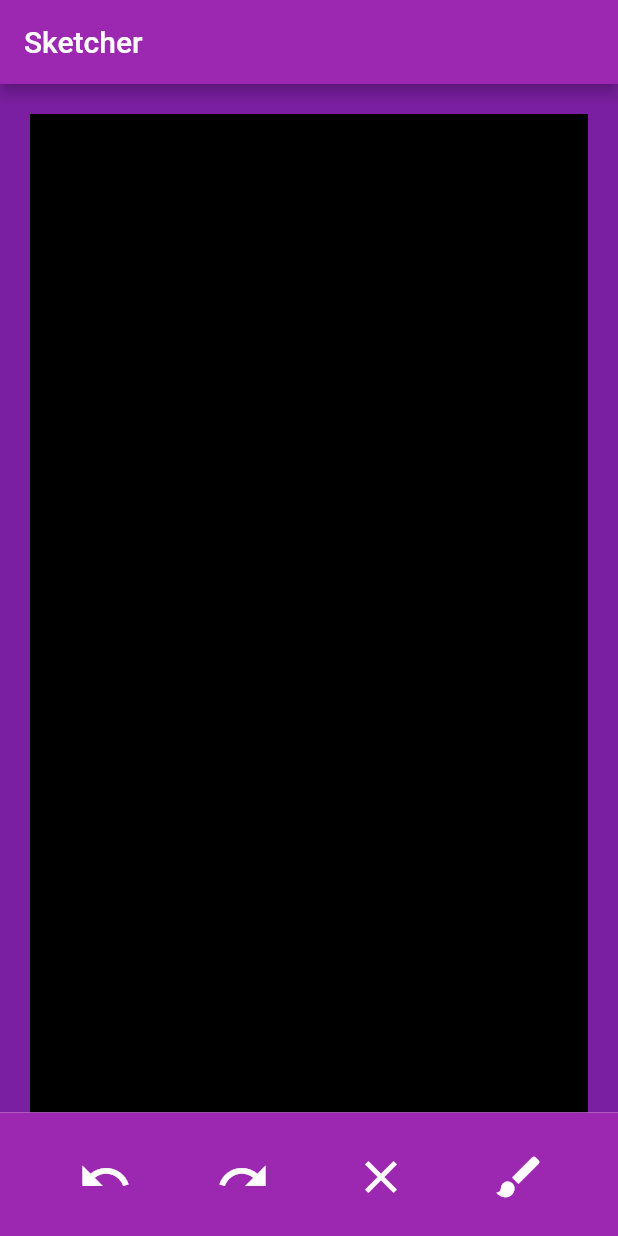
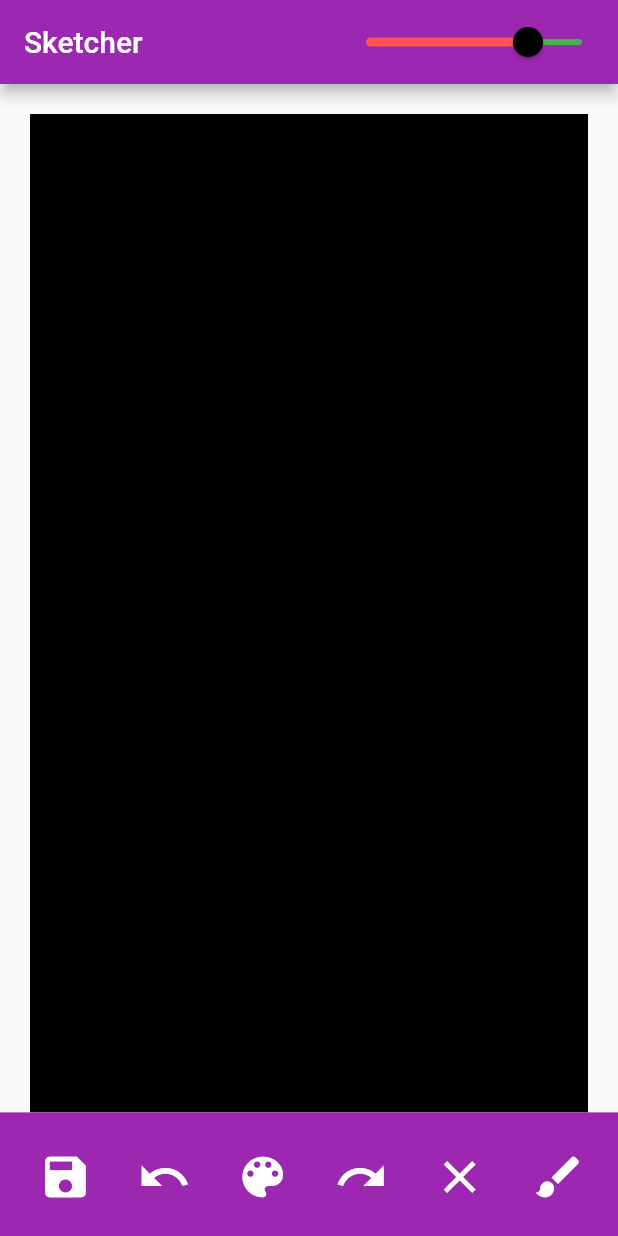
Before and after one commit to NaserElziadna/doddle, a Flutter app: the screen it shows after launch, after a tap on the "clear" icon, on a phone screen of 412 x 824 dp. Run offline on Flutter 3.47's test engine with Material 2 defaults, Android fonts, the phone set to English and light mode, and no system bars; our stand-ins replace bloc, flutter_bloc, flutter_colorpicker, image_gallery_saver.

Commit message:
added draw_controller.dart and implementation add storage permission for ios

```diff
--- a/lib/doddler.dart
+++ b/lib/doddler.dart
@@ -1,10 +1,18 @@
 import 'dart:math';
+import 'dart:typed_data';
+import 'dart:ui' as ui;
+
+import 'package:flutter/material.dart';
+import 'package:flutter/rendering.dart';
+import 'package:flutter_bloc/flutter_bloc.dart';
+import 'package:image_gallery_saver/image_gallery_saver.dart';
+
 import 'package:doddle/doddler_bloc/doddler_event.dart';
-import 'package:flutter/material.dart';
-import 'package:flutter_bloc/flutter_bloc.dart';
+
 import 'doddler_bloc/doddler_bloc.dart';
 import 'doddler_bloc/doddler_state.dart';
-import 'dot.dart';
+import 'point.dart';
+import 'tools_widget.dart';
 
 class Doddler extends StatefulWidget {
   const Doddler({Key? key}) : super(key: key);
@@ -14,21 +22,50 @@ class Doddler extends StatefulWidget {
 }
 
 class _DoddlerState extends State<Doddler> {
-  List<Dot?> points = [];
+  // List<Point?> points = [];
   // List<ByteData?> imgsBytes = [];
+  GlobalKey? globalKey = GlobalKey();
+
+  static Size kCanvasSize = Size.zero;
   double symmetryLines = 0;
 
-  static Size kCanvasSize = Size.zero;
-  // GlobalKey _globalKey = GlobalKey();
+  @override
+  void initState() {
+    BlocProvider.of<DoddlerBloc>(context).add(InitGlobalKeyEvent(globalKey!));
+    super.initState();
+  }
 
   @override
   Widget build(BuildContext context) {
     return BlocConsumer<DoddlerBloc, DoddlerState>(
-      listener: (context, state) {
+      listener: (context, state) {},
+      builder: (context, state) {
+        if (state is UpdateCanvasState) {
+          return Scaffold(
+            appBar: AppBar(
+              title: const Text('Sketcher'),
+              backgroundColor: Colors.purple,
+              actions: [
+                Slider(
+                  value: context.read<DoddlerBloc>().drawController!.symmetryLines ?? 15,
+                  max: 20,
+                  min: 0,
+                  activeColor: Colors.redAccent,
+                  label: "S L",
+                  thumbColor: Colors.black,
+                  inactiveColor: Colors.green,
+                  onChanged: (value) {
+                    print(context.read<DoddlerBloc>().drawController.toString());
+                    // setState(() {
+                    //   symmetryLines = value;
+                      context.read<DoddlerBloc>().add(
+                          UpdateSymmetryLines(symmetryLines: symmetryLines));
+                    // });
                   },
-      builder: (context, state) {
-        if (state is PagePointsState) {
-          return Container(
+                )
+              ],
+            ),
+            body: Container(
               margin: const EdgeInsets.all(20),
               color: Colors.black,
               child: GestureDetector(
@@ -47,44 +84,62 @@ class _DoddlerState extends State<Doddler> {
                         -((kCanvasSize.height / 2) + pinSpace));
 
                     print("x = ${point.dx} , y = ${point.dy}");
-                  BlocProvider.of<DoddlerBloc>(context).add(AddPointEvent(Dot(
+                    BlocProvider.of<DoddlerBloc>(context)
+                        .add(AddPointEvent(Point(
                             offset: point,
                             paint: Paint()
-                        ..color = Color.fromRGBO(Random().nextInt(255),
-                            Random().nextInt(255), Random().nextInt(255), 1)
+                              ..color = state.drawController == null
+                                  ? Colors.white
+                                  : state.drawController!.currentColor
                               ..strokeCap = StrokeCap.round
                               ..strokeJoin = StrokeJoin.miter
                               ..strokeWidth = (Random().nextInt(10)) * 1.0)));
-                  // points = List.from(points)
-                  //   ..add(Dot(
-                  //       offset: point,
-                  //       paint: Paint()
-                  //         ..color = Color.fromRGBO(Random().nextInt(255),
-                  //             Random().nextInt(255), Random().nextInt(255), 1)
-                  //         ..strokeCap = StrokeCap.round
-                  //         ..strokeJoin = StrokeJoin.miter
-                  //         ..strokeWidth = (Random().nextInt(10)) * 1.0));
                   });
                 },
                 onPanEnd: (DragEndDetails details) {
                   setState(() {
                     BlocProvider.of<DoddlerBloc>(context)
-                      .add(AddPointEvent(null));
-                  // points.add(null);
+                        .add(AddPointEvent(Point(
+                            offset: null,
+                            paint: Paint()
+                              ..color = Color.fromRGBO(
+                                  Random().nextInt(255),
+                                  Random().nextInt(255),
+                                  Random().nextInt(255),
+                                  1)
+                              ..strokeCap = StrokeCap.round
+                              ..strokeJoin = StrokeJoin.miter
+                              ..strokeWidth = (Random().nextInt(10)) * 1.0)));
                   });
+                  // BlocProvider.of<DoddlerBloc>(context)
+                  //     .add(SavePageToGalleryEvent());
                 },
-              //
+                child: RepaintBoundary(
+                  key: globalKey,
                   child: ClipRect(
                     child: CustomPaint(
-                  painter:
-                      Sketcher(state.points ?? [], kCanvasSize, 10),
-                  size: Size(kCanvasSize.width / 2, kCanvasSize.height / 2),
+                      // foregroundPainter: LastImageAsBackground(
+                      // image: state.drawController!.stamp!.first!.image),
+                      painter: Sketcher(
+                        state.drawController?.points ?? [],
+                        kCanvasSize,
+                        state.drawController != null
+                            ? state.drawController!.symmetryLines!
+                            : 5,
+                      ),
+                      size: Size(
+                        kCanvasSize.width / 2,
+                        kCanvasSize.height / 2,
+                      ),
                       willChange: true,
                       isComplex: true,
                       child: const SizedBox.expand(),
                     ),
                   ),
                 ),
+              ),
+            ),
+            bottomSheet: const ToolsWidget(),
           );
         }
         return const Center(
@@ -97,8 +152,26 @@ class _DoddlerState extends State<Doddler> {
   }
 }
 
+class LastImageAsBackground extends CustomPainter {
+  ui.Image image;
+  LastImageAsBackground({
+    required this.image,
+  });
+  @override
+  void paint(Canvas canvas, Size size) {
+    print("=entered=" * 100);
+    canvas.drawImage(image, Offset.zero, Paint());
+    print("=out=" * 100);
+  }
+
+  @override
+  bool shouldRepaint(LastImageAsBackground oldDelegate) {
+    return oldDelegate.image != image;
+  }
+}
+
 class Sketcher extends CustomPainter {
-  final List<Dot?> points;
+  final List<Point?> points;
   final Size screenSize;
   final double symmetryLines;
 
@@ -120,6 +193,7 @@ class Sketcher extends CustomPainter {
   @override
   void paint(Canvas canvas, Size size) {
     print(size.toString());
+    // canvas.drawPicture(picture)
     canvas.translate(size.width / 2, size.height / 2);
 
     Paint paint = Paint()
@@ -158,10 +232,8 @@ class Sketcher extends CustomPainter {
         j++;
       }
     }
-    // Rect myRect = const Offset(1.0, 2.0) & const Size(3.0, 4.0);
 
     for (var i = 0; i <= symmetryLines; i++) {
-      // canvas.drawRect(const Offset(1.0, 2.0) & const Size(3.0, 4.0), paint);
       canvas.drawPath(
           path,
           Paint()
@@ -174,6 +246,6 @@ class Sketcher extends CustomPainter {
       canvas.rotate(angle);
     }
 
-    print("canvas.getSaveCount() = ${canvas.getSaveCount()}");
+    // print("canvas.getSaveCount() = ${canvas.getSaveCount()}");
   }
 }
--- a/lib/doddler_bloc/doddler_bloc.dart
+++ b/lib/doddler_bloc/doddler_bloc.dart
@@ -1,26 +1,67 @@
 import 'package:bloc/bloc.dart';
+import 'package:doddle/draw_controller.dart';
+import 'package:flutter/material.dart';
+import 'package:flutter/rendering.dart';
+import 'package:image_gallery_saver/image_gallery_saver.dart';
+import 'dart:ui' as ui;
 
-import '../dot.dart';
 import 'doddler_event.dart';
 import 'doddler_state.dart';
 
 class DoddlerBloc extends Bloc<DoddlerEvent, DoddlerState> {
-  List<Dot?>? points = [];
-  DoddlerBloc({this.points}) : super(PagePointsState());
+  DrawController? drawController;
+  DoddlerBloc({this.drawController = const DrawController()})
+      : super(UpdateCanvasState());
 
   @override
   Stream<DoddlerState> mapEventToState(DoddlerEvent event) async* {
+    // print(drawController.toString());
     if (event is ClearPageEvent) {
-      points!.clear();
-      yield PagePointsState(points: points);
+      drawController!.points!.clear();
+      yield UpdateCanvasState(drawController: drawController);
     } else if (event is AddPointEvent) {
-      points!.add(event.dot);
-      yield PagePointsState(points: points);
-    }else if(event is UndoPointEvent){
+      drawController!.points!.add(event.point);
+      yield UpdateCanvasState(drawController: drawController);
+    } else if (event is UndoPointEvent) {
+    } else if (event is RedoPointEvent) {
+    } else if (event is ChangeCurrentColorEvent) {
+      drawController?.copyWith(currentColor: event.color ?? Colors.white);
+    } else if (event is SavePageToGalleryEvent) {
+      save(event.globalKey ?? drawController!.globalKey!);
+    } else if (event is InitGlobalKeyEvent) {
+      drawController?.copyWith(globalKey: event.globalKey);
+      // drawController!.globalKey = event.globalKey;
+    } else if (event is UpdateSymmetryLines) {
+      drawController?.copyWith(symmetryLines: event.symmetryLines);
+      // drawController!.globalKey = event.globalKey;
+    } else if (event is TakePageStampEvent) {
+      ui.Image image = canvasToImage(event.globalKey) as ui.Image;
+      drawController!.stamp!.add(Stamp(image: image));
+      yield UpdateCanvasState(drawController: drawController);
+    }
+  }
 
-    }
-    else if(event is RedoPointEvent){
+  Future<ui.Image> canvasToImage(GlobalKey globalKey) async {
+    final boundary =
+        globalKey.currentContext!.findRenderObject() as RenderRepaintBoundary;
+    return await boundary.toImage();
+  }
 
+  Future<void> save(GlobalKey globalKey) async {
+    try {
+      final boundary =
+          globalKey.currentContext!.findRenderObject() as RenderRepaintBoundary;
+      final image = await boundary.toImage();
+      final byteData = await image.toByteData(format: ui.ImageByteFormat.png);
+      final pngBytes = byteData!.buffer.asUint8List();
+      final saved = await ImageGallerySaver.saveImage(
+        pngBytes,
+        quality: 100,
+        name: DateTime.now().toIso8601String() + ".jpeg",
+        isReturnImagePathOfIOS: true,
+      );
+    } catch (e) {
+      print(e);
     }
   }
 }
--- a/lib/doddler_bloc/doddler_event.dart
+++ b/lib/doddler_bloc/doddler_event.dart
@@ -1,4 +1,8 @@
-import '../dot.dart';
+import 'dart:ui';
+
+import 'package:flutter/cupertino.dart';
+
+import '../point.dart';
 
 abstract class DoddlerEvent {}
 
@@ -7,8 +11,8 @@ class ClearPageEvent extends DoddlerEvent {
 }
 
 class AddPointEvent extends DoddlerEvent {
-  final Dot? dot;
-  AddPointEvent(this.dot);
+  final Point? point;
+  AddPointEvent(this.point);
 }
 
 class UndoPointEvent extends DoddlerEvent {
@@ -18,3 +22,31 @@ class UndoPointEvent extends DoddlerEvent {
 class RedoPointEvent extends DoddlerEvent {
   RedoPointEvent();
 }
+
+class InitGlobalKeyEvent extends DoddlerEvent {
+  GlobalKey globalKey;
+  InitGlobalKeyEvent(
+    this.globalKey,
+  );
+}
+
+class TakePageStampEvent extends DoddlerEvent {
+  GlobalKey globalKey;
+  TakePageStampEvent(
+    this.globalKey,
+  );
+}
+
+class ChangeCurrentColorEvent extends DoddlerEvent {
+  final Color? color;
+  ChangeCurrentColorEvent(this.color);
+}
+
+class SavePageToGalleryEvent extends DoddlerEvent {
+  final GlobalKey? globalKey;
+  SavePageToGalleryEvent({this.globalKey});
+}
+class UpdateSymmetryLines extends DoddlerEvent {
+  final double? symmetryLines;
+  UpdateSymmetryLines({this.symmetryLines});
+}
--- a/lib/doddler_bloc/doddler_state.dart
+++ b/lib/doddler_bloc/doddler_state.dart
@@ -1,10 +1,12 @@
-import '../dot.dart';
+import 'package:doddle/draw_controller.dart';
+
+import '../point.dart';
 
 abstract class DoddlerState {}
 
 class InitDoddlerState extends DoddlerState {}
 
-class PagePointsState extends DoddlerState {
-  List<Dot?>? points = [];
-  PagePointsState({this.points});
+class UpdateCanvasState extends DoddlerState {
+  DrawController? drawController;
+  UpdateCanvasState({this.drawController});
 }
--- a/lib/dot.dart
+++ /dev/null
@@ -1,8 +0,0 @@
-import 'dart:ui';
-
-class Dot {
-  Offset? offset;
-  Paint? paint;
-
-  Dot({this.offset = Offset.zero, this.paint});
-}
--- /dev/null
+++ b/lib/draw_controller.dart
@@ -0,0 +1,94 @@
+import 'dart:ui' as ui;
+import 'dart:ui';
+
+import 'package:flutter/cupertino.dart';
+import 'package:flutter/foundation.dart';
+import 'package:flutter/material.dart';
+
+import 'point.dart';
+
+class DrawController {
+  final List<Point?>? points;
+  final List<Stamp?>? stamp;
+  final Color currentColor;
+  final GlobalKey? globalKey;
+  final double? symmetryLines;
+
+  const DrawController({
+    this.points = const [],
+    this.stamp =const [],
+    this.currentColor = const Color(0x12457895) ,
+    this.globalKey,
+    this.symmetryLines = 20,
+  });
+
+  DrawController copyWith({
+    List<Point?>? points,
+    List<Stamp?>? stamp,
+    Color? currentColor,
+    GlobalKey? globalKey,
+    double? symmetryLines,
+  }) {
+    return DrawController(
+      points: points ?? this.points,
+      stamp: stamp ?? this.stamp,
+      currentColor: currentColor ?? this.currentColor,
+      globalKey: globalKey ?? this.globalKey,
+      symmetryLines: symmetryLines ?? this.symmetryLines,
+    );
+  }
+
+  @override
+  String toString() {
+    return 'DrawController(points: ${points.toString()}, stamp: $stamp, currentColor: $currentColor, globalKey: $globalKey, symmetryLines: $symmetryLines)';
+  }
+
+  @override
+  bool operator ==(Object other) {
+    if (identical(this, other)) return true;
+
+    return other is DrawController &&
+      listEquals(other.points, points) &&
+      listEquals(other.stamp, stamp) &&
+      other.currentColor == currentColor &&
+      other.globalKey == globalKey &&
+      other.symmetryLines == symmetryLines;
+  }
+
+  @override
+  int get hashCode {
+    return points.hashCode ^
+      stamp.hashCode ^
+      currentColor.hashCode ^
+      globalKey.hashCode ^
+      symmetryLines.hashCode;
+  }
+}
+
+class Stamp {
+  ui.Image image;
+  Stamp({
+    required this.image,
+  });
+
+  Stamp copyWith({
+    ui.Image? image,
+  }) {
+    return Stamp(
+      image: image ?? this.image,
+    );
+  }
+
+  @override
+  String toString() => 'Stamp(image: $image)';
+
+  @override
+  bool operator ==(Object other) {
+    if (identical(this, other)) return true;
+
+    return other is Stamp && other.image == image;
+  }
+
+  @override
+  int get hashCode => image.hashCode;
+}
--- a/lib/main.dart
+++ b/lib/main.dart
@@ -1,85 +1,41 @@
-import 'dart:math';
-import 'dart:typed_data';
-import 'dart:ui' as ui;
 import 'package:doddle/doddler.dart';
+import 'package:doddle/draw_controller.dart';
 import 'package:flutter/material.dart';
 import 'package:flutter_bloc/flutter_bloc.dart';
-// import 'package:flutter/rendering.dart';
-// import 'package:permission_handler/permission_handler.dart';
-// import 'package:image_gallery_saver/image_gallery_saver.dart';
 
 import 'doddler_bloc/doddler_bloc.dart';
-import 'dot.dart';
+import 'doddler_bloc/doddler_event.dart';
 import 'tools_widget.dart';
 
 void main() => runApp(const MyApp());
 
-class MyApp extends StatelessWidget {
+class MyApp extends StatefulWidget {
   const MyApp({Key? key}) : super(key: key);
+
+  @override
+  State<MyApp> createState() => _MyAppState();
+}
+
+class _MyAppState extends State<MyApp> {
+  double symmetryLines = 0;
 
   @override
   Widget build(BuildContext context) {
     return BlocProvider(
-      create: (context) => DoddlerBloc(points: []),
+      create: (context) => DoddlerBloc(
+        drawController: DrawController(
+            points: [], currentColor: Colors.white, symmetryLines: 15),
+      ),
       child: MaterialApp(
         title: 'Flutter Demo',
         theme: ThemeData(
           primarySwatch: Colors.blue,
         ),
-          home: Scaffold(
-            appBar: AppBar(
-              title: const Text('Sketcher'),
-              backgroundColor: Colors.purple,
-              // actions: [
-              //   // Center(child: Text(symmetryLines.toStringAsFixed(3))),
-              //   // Slider(
-              //   //   value: symmetryLines,
-              //   //   max: 20,
-              //   //   min: 0,
-              //   //   activeColor: Colors.redAccent,
-              //   //   label: "S L",
-              //   //   thumbColor: Colors.black,
-              //   //   inactiveColor: Colors.green,
-              //   //   onChanged: (value) {
-              //   //     setState(() {
-              //   //       symmetryLines = value;
-              //   //     });
-              //   //   },
-              //   // )
-              // ],
+        home: Container(
+          color: Colors.purple[700],
+          child: Doddler(),
         ),
-            body: Container(
-              color: Colors.purple[700],
-              child: const Doddler(),
       ),
-            bottomSheet: const ToolsWidget(),
-            // floatingActionButton: FloatingActionButton(
-            //   tooltip: 'clear Screen',
-            //   backgroundColor: Colors.red,
-            //   child: const Icon(Icons.refresh),
-            //   onPressed: () {
-            //     setState(() => points.clear());
-            //   },
-            // ),
-          )),
     );
   }
-
-  // Future<void> saveimage() async {
-  //   RenderRepaintBoundary? boundary =
-  //       _globalKey.currentContext!.findRenderObject() as RenderRepaintBoundary?;
-  //   ui.Image image = await boundary!.toImage();
-  //   ByteData? byteData = await image.toByteData(format: ui.ImageByteFormat.png);
-  //   Uint8List pngBytes = byteData!.buffer.asUint8List();
-
-  //   //Request permissions if not already granted
-  //   if (!(await Permission.storage.status.isGranted))
-  //     await Permission.storage.request();
-
-  //   final result = await ImageGallerySaver.saveImage(
-  //       Uint8List.fromList(pngBytes),
-  //       quality: 60,
-  //       name: "canvas_image");
-  //   print(result);
-  // }
 }
--- /dev/null
+++ b/lib/point.dart
@@ -0,0 +1,36 @@
+import 'dart:ui';
+
+class Point {
+  Offset? offset;
+  Paint? paint;
+
+  Point({
+    this.offset,
+    this.paint,
+  });
+
+  Point copyWith({
+    Offset? offset,
+    Paint? paint,
+  }) {
+    return Point(
+      offset: offset ?? this.offset,
+      paint: paint ?? this.paint,
+    );
+  }
+
+  @override
+  String toString() => 'Point(offset: $offset, paint: $paint)';
+
+  @override
+  bool operator ==(Object other) {
+    if (identical(this, other)) return true;
+
+    return other is Point &&
+      other.offset == offset &&
+      other.paint == paint;
+  }
+
+  @override
+  int get hashCode => offset.hashCode ^ paint.hashCode;
+}
--- a/lib/tools_widget.dart
+++ b/lib/tools_widget.dart
@@ -1,6 +1,7 @@
 import 'package:doddle/doddler_bloc/doddler_event.dart';
 import 'package:flutter/material.dart';
 import 'package:flutter_bloc/flutter_bloc.dart';
+import 'package:flutter_colorpicker/flutter_colorpicker.dart';
 
 import 'doddler_bloc/doddler_bloc.dart';
 
@@ -23,9 +24,37 @@ class _ToolsWidgetState extends State<ToolsWidget> {
           mainAxisAlignment: MainAxisAlignment.spaceEvenly,
           children: [
             IconButton(
+                onPressed: () {
+                  // final globalKey = BlocProvider.of<DoddlerBloc>(context)
+                  //     .drawController!
+                  //     .globalKey;
+                  BlocProvider.of<DoddlerBloc>(context)
+                      .add(SavePageToGalleryEvent());
+                },
+                icon: const Icon(
+                  Icons.save,
+                  color: Colors.white,
+                  size: 36,
+                )),
+            IconButton(
                 onPressed: () {},
                 icon: const Icon(
                   Icons.undo,
+                  color: Colors.white,
+                  size: 36,
+                )),
+            IconButton(
+                onPressed: () {
+                  ColorPicker(
+                    pickerColor: Colors.red,
+                    onColorChanged: (color) {
+                      BlocProvider.of<DoddlerBloc>(context)
+                          .add(ChangeCurrentColorEvent(color));
+                    },
+                  );
+                },
+                icon: const Icon(
+                  Icons.color_lens,
                   color: Colors.white,
                   size: 36,
                 )),
--- a/pubspec.yaml
+++ b/pubspec.yaml
@@ -35,6 +35,9 @@ dependencies:
   cupertino_icons: ^1.0.2
   bloc: ^7.1.0
   flutter_bloc: ^7.1.0
+  flutter_colorpicker: ^1.0.3
+  image_gallery_saver: ^1.7.1
+  # permission_handler: ^8.3.0
 
 dev_dependencies:
   flutter_test:
@@ -46,8 +49,6 @@ dev_dependencies:
   # package. See that file for information about deactivating specific lint
   # rules and activating additional ones.
   flutter_lints: ^1.0.0
-  # image_gallery_saver: ^1.7.1
-  # permission_handler: ^8.3.0
 
 # For information on the generic Dart part of this file, see the
 # following page: https://dart.dev/tools/pub/pubspec
```
Also changed, not shown: pubspec.lock, 2 other files. Lines whose indentation alone changed are shown as unchanged.
